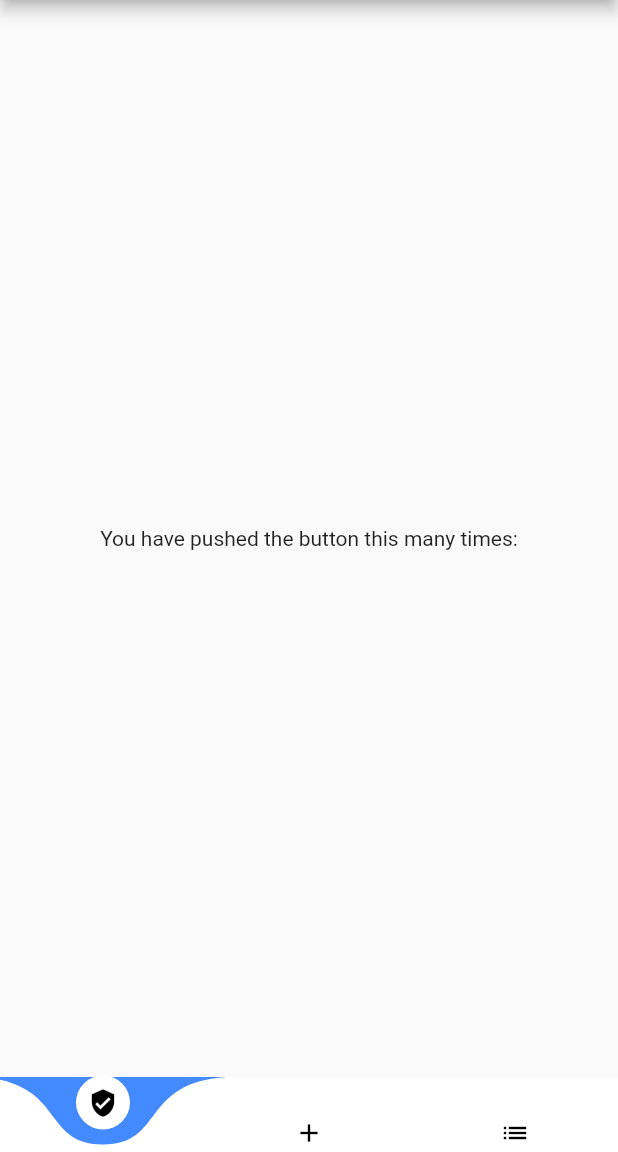
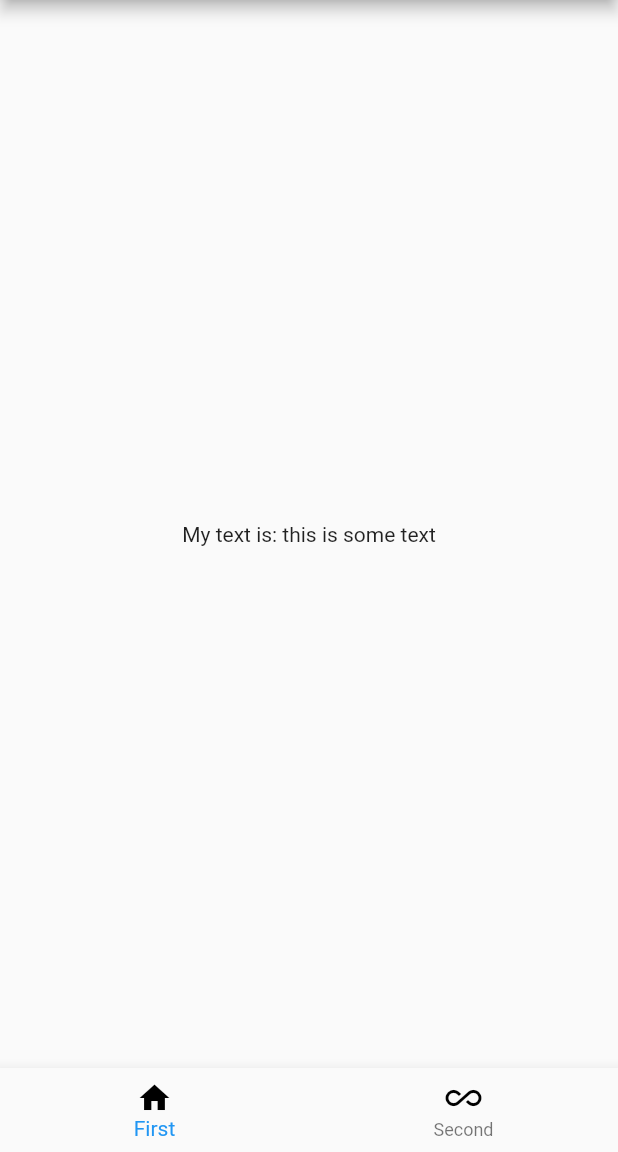
Before and after one commit to neo-thobz/musical, a Flutter app: the screen it shows after launch, on a phone screen of 412 x 824 dp, the part 84-1236 px from its top. Run offline on Flutter 3.47's test engine with Material 2 defaults, Android fonts, the phone set to English and light mode, and no system bars; drawn by our look-alikes of curved_navigation_bar; our stand-ins replace bloc, equatable, flutter_bloc.

Commit message:
Changed to Bloc navigation

```diff
--- /dev/null
+++ b/musical/lib/blocs/botton_navigation_bloc/bottom_navigation_event.dart
@@ -0,0 +1,19 @@
+part of 'bottom_navigation_bloc.dart';
+
+abstract class BottomNavigationEvent extends Equatable {
+  const BottomNavigationEvent();
+
+  @override
+  List<Object> get props => [];
+}
+
+class AppStarted extends BottomNavigationEvent {
+  @override
+  String toString() => 'AppStarted';
+}
+
+class PageTapped extends BottomNavigationEvent {
+  final int pageIndex;
+
+  const PageTapped({@required this.pageIndex});
+}
--- /dev/null
+++ b/musical/lib/blocs/botton_navigation_bloc/bottom_navigation_state.dart
@@ -0,0 +1,51 @@
+part of 'bottom_navigation_bloc.dart';
+
+abstract class BottomNavigationState extends Equatable {
+  const BottomNavigationState();
+
+  @override
+  List<Object> get props => [];
+}
+
+class BottomNavigationBlocInitial extends BottomNavigationState {}
+
+class CurrentIndexChanged extends BottomNavigationState {
+  final int currentIndex;
+
+  CurrentIndexChanged({@required this.currentIndex});
+
+  @override
+  String toString() => 'CurrentIndexChanged to $currentIndex';
+}
+
+class PageLoading extends BottomNavigationState {
+  @override
+  String toString() => 'PageLoading';
+}
+
+class FirstPageLoaded extends BottomNavigationState {
+  final String text;
+
+  FirstPageLoaded({@required this.text});
+
+  @override
+  String toString() => 'FirstPageLoaded with text: $text';
+}
+
+class SecondPageLoaded extends BottomNavigationState {
+  final int number;
+
+  SecondPageLoaded({@required this.number});
+
+  @override
+  String toString() => 'SecondPageLoaded with number: $number';
+}
+
+class ThirdPageLoaded extends BottomNavigationState {
+  final String greeting;
+
+  ThirdPageLoaded({@required this.greeting});
+
+  @override
+  String toString() => 'ThirdPageLoaded with value: $greeting';
+}
--- a/musical/lib/main.dart
+++ b/musical/lib/main.dart
@@ -1,5 +1,8 @@
 import 'package:flutter/material.dart';
+import 'package:flutter_bloc/flutter_bloc.dart';
 import 'package:musical/ui/musical_app.dart';
+
+import 'blocs/botton_navigation_bloc/bottom_navigation_bloc.dart';
 
 void main() {
   runApp(MyApp());
@@ -9,14 +12,17 @@ class MyApp extends StatelessWidget {
   @override
   Widget build(BuildContext context) {
     return MaterialApp(
-      title: 'Musical',
+      home: BlocProvider<BottomNavigationBloc>(
+        create: (context) => BottomNavigationBloc()
+          ..add(
+            AppStarted(),
+          ),
+        child: MyHomePage(title: 'Musical'),
+      ),
       theme: ThemeData(
         primarySwatch: Colors.blue,
         visualDensity: VisualDensity.adaptivePlatformDensity,
       ),
-      home: MyHomePage(
-        title: 'Musical',
-      ),
     );
   }
 }
--- /dev/null
+++ b/musical/lib/ui/home_screen/home_screen.dart
@@ -0,0 +1,16 @@
+import 'package:flutter/material.dart';
+
+class HomeScreen extends StatelessWidget {
+  final String text;
+
+  HomeScreen({this.text}) : super();
+
+  @override
+  Widget build(BuildContext context) {
+    return Scaffold(
+      body: Center(
+        child: Text('My text is: $text'),
+      ),
+    );
+  }
+}
--- a/musical/lib/ui/musical_app.dart
+++ b/musical/lib/ui/musical_app.dart
@@ -1,4 +1,8 @@
 import 'package:flutter/material.dart';
+import 'package:flutter_bloc/flutter_bloc.dart';
+import 'package:musical/blocs/botton_navigation_bloc/bottom_navigation_bloc.dart';
+import 'package:musical/ui/home_screen/home_screen.dart';
+import 'package:musical/ui/music_library/music_library_screen.dart';
 import 'package:musical/ui/widgets/curved_bottom_navigation.dart';
 import 'package:musical/ui/widgets/hamburger_menu.dart';
 
@@ -14,22 +18,58 @@ class MyHomePage extends StatefulWidget {
 class _MyHomePageState extends State<MyHomePage> {
   @override
   Widget build(BuildContext context) {
+    final BottomNavigationBloc bottomNavigationBloc =
+        BlocProvider.of<BottomNavigationBloc>(context);
+
     return Scaffold(
       appBar: AppBar(
         title: Text(widget.title),
       ),
       drawer: HamburgerMenu(),
-      body: Center(
-        child: Column(
-          mainAxisAlignment: MainAxisAlignment.center,
-          children: <Widget>[
-            Text(
-              'You have pushed the button this many times:',
+      body: BlocBuilder<BottomNavigationBloc, BottomNavigationState>(
+        builder: (BuildContext context, BottomNavigationState state) {
+          if (state is PageLoading) {
+            return Center(child: CircularProgressIndicator());
+          }
+          if (state is FirstPageLoaded) {
+            return HomeScreen(text: state.text);
+          }
+          if (state is SecondPageLoaded) {
+            return MusicLibraryScreen(number: state.number);
+          }
+          return Container(
+            child: Center(
+              child: Text(
+                'What a fail!',
+              ),
+            ),
+          );
+        },
+      ),
+      bottomNavigationBar:
+          BlocBuilder<BottomNavigationBloc, BottomNavigationState>(
+              builder: (BuildContext context, BottomNavigationState state) {
+        return BottomNavigationBar(
+          currentIndex: bottomNavigationBloc.currentIndex,
+          items: const <BottomNavigationBarItem>[
+            BottomNavigationBarItem(
+              icon: Icon(Icons.home, color: Colors.black),
+              title: Text('First'),
+            ),
+            BottomNavigationBarItem(
+              icon: Icon(Icons.all_inclusive, color: Colors.black),
+              title: Text('Second'),
             ),
           ],
-        ),
-      ),
-      bottomNavigationBar: CurvedNavigation(),
-    );
+          onTap: (index) =>
+              bottomNavigationBloc.add(PageTapped(pageIndex: index)),
+        );
+      }),
+    ); //CurvedNavigation(),
+  }
+
+  @override
+  void dispose() {
+    super.dispose();
   }
 }
```
Also changed, not shown: musical/lib/blocs/botton_navigation_bloc/bottom_navigation_bloc.dart (added, +42 -0 lines), musical/lib/ui/music_library/music_library_screen.dart (added, +16 -0 lines), musical/lib/ui/now_playing/now_playing_screen.dart (added).
